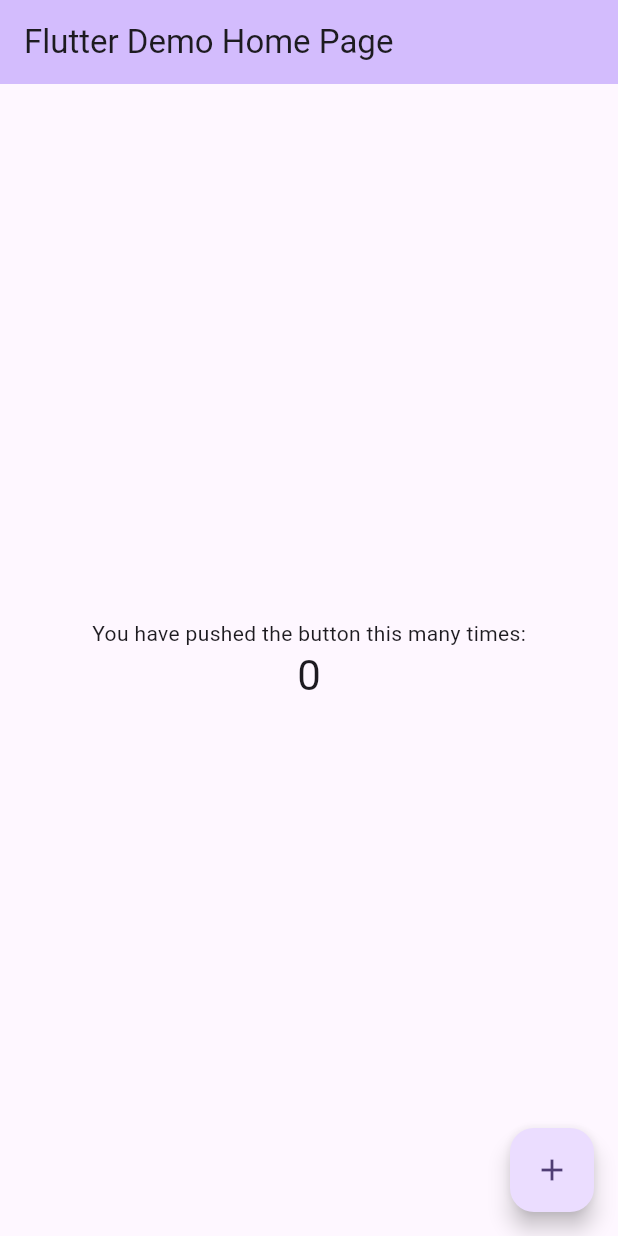
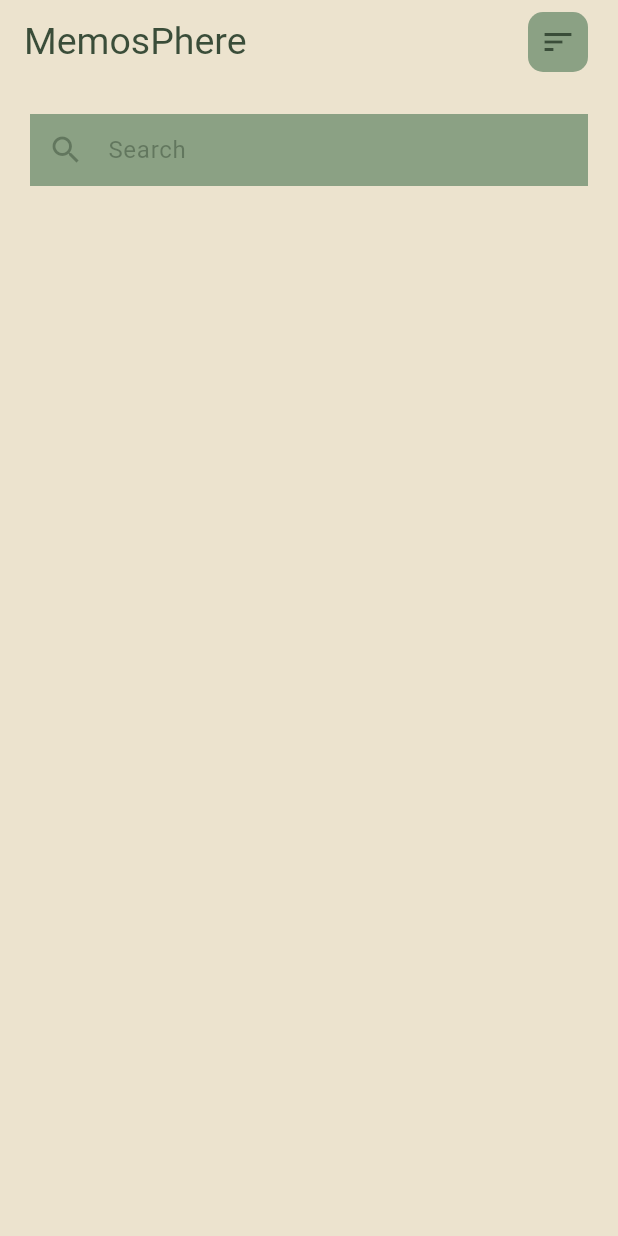
Before and after one commit to RBHDEV/MemosPhere, a Flutter app: the screen it shows after launch, on a phone screen of 412 x 824 dp. Run offline on Flutter 3.47's test engine with Material 3 defaults, Android fonts, the phone set to English and light mode, and no system bars.

Commit message:
NoteAPP 0.1
I made the appbar and colors. I need to edit the search bar and add the fields for the notes. this is the video I'm watching : https://youtu.be/4Na6MF_9tIE?si=4d0He9esDmITDS94

```diff
--- /dev/null
+++ b/lib/colors.dart
@@ -0,0 +1,9 @@
+import 'package:flutter/material.dart';
+
+  const Color thebg = Color.fromARGB(255, 236, 227, 206);
+
+  const Color the60 = Color.fromARGB(255, 115, 144, 114);
+
+  const Color the30 = Color.fromARGB(255, 79, 111, 82);
+
+  const Color the10 = Color.fromARGB(255, 58, 77, 57);
--- /dev/null
+++ b/lib/home.dart
@@ -0,0 +1,87 @@
+import 'package:flutter/cupertino.dart';
+import 'package:flutter/material.dart';
+import 'package:flutter/widgets.dart';
+import 'package:memosphere/colors.dart';
+
+class Home extends StatefulWidget {
+  const Home({super.key});
+
+  @override
+  State<Home> createState() => _HomeState();
+}
+
+class _HomeState extends State<Home> {
+  @override
+  Widget build(BuildContext context) {
+    return Scaffold(
+      backgroundColor: thebg,
+
+      appBar: AppBar(
+        backgroundColor: thebg,
+        title: Row(
+          mainAxisAlignment: MainAxisAlignment.spaceBetween,
+          children: [
+            Text(
+              'MemosPhere',
+              style: TextStyle(
+                color: the10,
+                fontSize: 25,
+                ),
+              ),
+
+            IconButton(
+              onPressed: () {},
+              padding: EdgeInsets.all(0),
+              icon: ClipRRect(
+                borderRadius: BorderRadius.circular(10),
+                child: Container(
+                  height: 40,
+                  width: 40,
+                  decoration: BoxDecoration(
+                    color: the60.withOpacity(0.8),
+                    ),
+                  child: Icon(
+                      Icons.sort,
+                      color: the10,
+                      ),
+                  ),
+                ),
+              ),
+            ],
+          ),
+        ),
+
+      body: Column(
+        children: [
+          Padding(
+            padding: const EdgeInsets.symmetric(horizontal: 20, vertical: 20),
+            child: TextField(
+              decoration: InputDecoration(
+                border: InputBorder.none,
+                fillColor: the60.withOpacity(0.8), filled: true,
+                contentPadding: EdgeInsets.symmetric(vertical: 12),
+                focusedBorder: OutlineInputBorder(
+                  borderRadius: BorderRadius.circular(30),
+                  ),
+
+
+                hintText: 'Search',
+                hintStyle: TextStyle(color: the10.withOpacity(0.5)),
+
+                prefixIcon: Icon(
+                  Icons.search,
+                  color: the10.withOpacity(0.5)
+                  ),
+
+                ),
+              ),
+          ),
+
+
+          ],
+        ),
+
+
+      );
+    }
+  }
--- a/lib/main.dart
+++ b/lib/main.dart
@@ -1,125 +1,18 @@
 import 'package:flutter/material.dart';
+import 'package:memosphere/home.dart';
 
 void main() {
-  runApp(const MyApp());
+  runApp(const MemosPhere());
 }
 
-class MyApp extends StatelessWidget {
-  const MyApp({super.key});
+class MemosPhere extends StatelessWidget {
+  const MemosPhere({super.key});
 
-  // This widget is the root of your application.
   @override
   Widget build(BuildContext context) {
     return MaterialApp(
-      title: 'Flutter Demo',
-      theme: ThemeData(
-        // This is the theme of your application.
-        //
-        // TRY THIS: Try running your application with "flutter run". You'll see
-        // the application has a purple toolbar. Then, without quitting the app,
-        // try changing the seedColor in the colorScheme below to Colors.green
-        // and then invoke "hot reload" (save your changes or press the "hot
-        // reload" button in a Flutter-supported IDE, or press "r" if you used
-        // the command line to start the app).
-        //
-        // Notice that the counter didn't reset back to zero; the application
-        // state is not lost during the reload. To reset the state, use hot
-        // restart instead.
-        //
-        // This works for code too, not just values: Most code changes can be
-        // tested with just a hot reload.
-        colorScheme: ColorScheme.fromSeed(seedColor: Colors.deepPurple),
-        useMaterial3: true,
-      ),
-      home: const MyHomePage(title: 'Flutter Demo Home Page'),
+      debugShowCheckedModeBanner: false,
+      home: Home(),
     );
   }
 }
-
-class MyHomePage extends StatefulWidget {
-  const MyHomePage({super.key, required this.title});
-
-  // This widget is the home page of your application. It is stateful, meaning
-  // that it has a State object (defined below) that contains fields that affect
-  // how it looks.
-
-  // This class is the configuration for the state. It holds the values (in this
-  // case the title) provided by the parent (in this case the App widget) and
-  // used by the build method of the State. Fields in a Widget subclass are
-  // always marked "final".
-
-  final String title;
-
-  @override
-  State<MyHomePage> createState() => _MyHomePageState();
-}
-
-class _MyHomePageState extends State<MyHomePage> {
-  int _counter = 0;
-
-  void _incrementCounter() {
-    setState(() {
-      // This call to setState tells the Flutter framework that something has
-      // changed in this State, which causes it to rerun the build method below
-      // so that the display can reflect the updated values. If we changed
-      // _counter without calling setState(), then the build method would not be
-      // called again, and so nothing would appear to happen.
-      _counter++;
-    });
-  }
-
-  @override
-  Widget build(BuildContext context) {
-    // This method is rerun every time setState is called, for instance as done
-    // by the _incrementCounter method above.
-    //
-    // The Flutter framework has been optimized to make rerunning build methods
-    // fast, so that you can just rebuild anything that needs updating rather
-    // than having to individually change instances of widgets.
-    return Scaffold(
-      appBar: AppBar(
-        // TRY THIS: Try changing the color here to a specific color (to
-        // Colors.amber, perhaps?) and trigger a hot reload to see the AppBar
-        // change color while the other colors stay the same.
-        backgroundColor: Theme.of(context).colorScheme.inversePrimary,
-        // Here we take the value from the MyHomePage object that was created by
-        // the App.build method, and use it to set our appbar title.
-        title: Text(widget.title),
-      ),
-      body: Center(
-        // Center is a layout widget. It takes a single child and positions it
-        // in the middle of the parent.
-        child: Column(
-          // Column is also a layout widget. It takes a list of children and
-          // arranges them vertically. By default, it sizes itself to fit its
-          // children horizontally, and tries to be as tall as its parent.
-          //
-          // Column has various properties to control how it sizes itself and
-          // how it positions its children. Here we use mainAxisAlignment to
-          // center the children vertically; the main axis here is the vertical
-          // axis because Columns are vertical (the cross axis would be
-          // horizontal).
-          //
-          // TRY THIS: Invoke "debug painting" (choose the "Toggle Debug Paint"
-          // action in the IDE, or press "p" in the console), to see the
-          // wireframe for each widget.
-          mainAxisAlignment: MainAxisAlignment.center,
-          children: <Widget>[
-            const Text(
-              'You have pushed the button this many times:',
-            ),
-            Text(
-              '$_counter',
-              style: Theme.of(context).textTheme.headlineMedium,
-            ),
-          ],
-        ),
-      ),
-      floatingActionButton: FloatingActionButton(
-        onPressed: _incrementCounter,
-        tooltip: 'Increment',
-        child: const Icon(Icons.add),
-      ), // This trailing comma makes auto-formatting nicer for build methods.
-    );
-  }
-}
```
Also changed, not shown: 1 other file.
